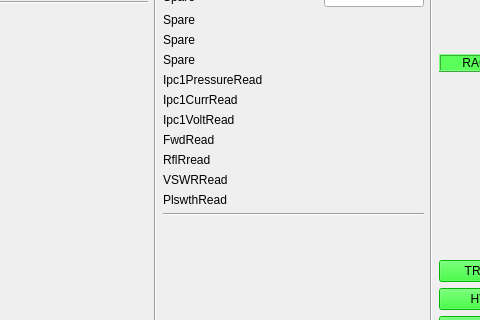
Before: the Qt Designer form iocBoot/ioc-M2982/details.ui in slac-epics-modules/ScandiNova, drawn with Qt 5; both pictures show x 664 to 1144 and y 385 to 705 of the 1445 by 838 pixel window.
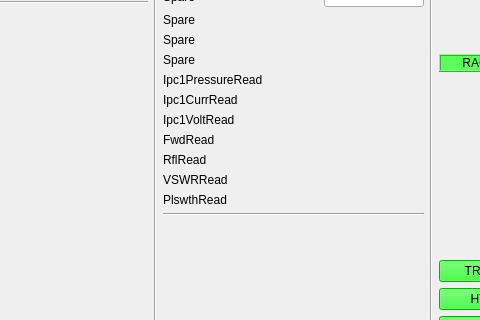
After: the same form once the commit is applied. Custom widgets are drawn as their Qt base class.

```diff
--- a/iocBoot/ioc-M2982/details.ui
+++ b/iocBoot/ioc-M2982/details.ui
@@ -3282,7 +3282,7 @@
          </size>
         </property>
         <property name="text">
-         <string>RflRread</string>
+         <string>RflRead</string>
         </property>
        </widget>
       </item>
```
Left out of the diff: 2 changed lines with no effect on the pictures.
